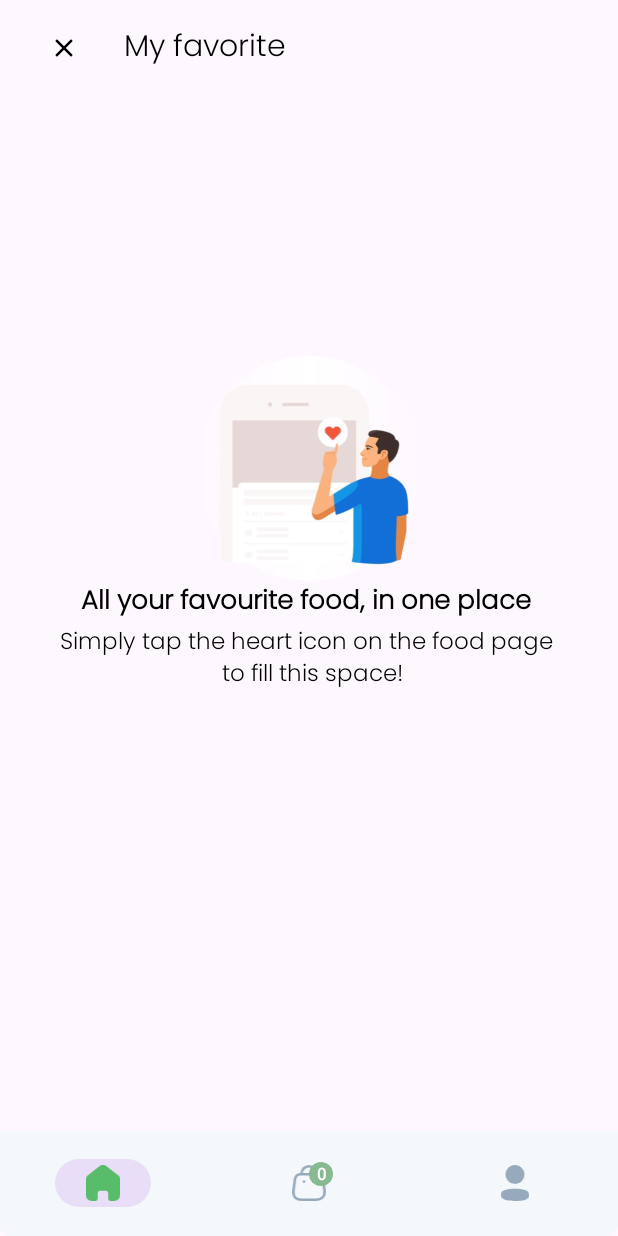
After one commit to DTC172/GrabFood_Clone, an Android app: the FavouriteFragment screen opened through its navigation route, on a phone screen of 412 x 824 dp. The commit adds this screen. Run offline under Robolectric (Android 15) with nearby library versions, the light colour scheme and no system bars; our stand-ins replace Dagger/Hilt's generated code, Firebase (no records; nobody signed in at launch, a user with empty details on screens opened directly), navigation-ui.

Commit message:
+ favourite food

```diff
--- /dev/null
+++ b/app/src/main/java/vn/dtc/project/grabfood/adapters/FavouriteFoodAdapter.kt
@@ -0,0 +1,67 @@
+package vn.dtc.project.grabfood.adapters
+
+import android.view.LayoutInflater
+import android.view.ViewGroup
+import androidx.recyclerview.widget.AsyncListDiffer
+import androidx.recyclerview.widget.DiffUtil
+import androidx.recyclerview.widget.RecyclerView
+import com.bumptech.glide.Glide
+import vn.dtc.project.grabfood.data.FavouriteFood
+import vn.dtc.project.grabfood.data.Food
+import vn.dtc.project.grabfood.databinding.FavouriteItemBinding
+import vn.dtc.project.grabfood.helper.getFoodPrice
+
+class FavouriteFoodAdapter : RecyclerView.Adapter<FavouriteFoodAdapter.FavouriteFoodViewHolder>() {
+
+    inner class FavouriteFoodViewHolder(val binding: FavouriteItemBinding):
+        RecyclerView.ViewHolder(binding.root){
+
+        fun bind(favouriteFood: FavouriteFood){
+            binding.apply {
+                Glide.with(itemView).load(favouriteFood.food.images[0]).into(imageFavouriteFood)
+                tvFoodFavouriteName.text = favouriteFood.food.name
+                val priceAfterPercentage = favouriteFood.food.offerPercentage.getFoodPrice(favouriteFood.food.price)
+                tvFoodFavouritePrice.text =  "$ ${String.format("%.2f", priceAfterPercentage)}"
+            }
+        }
+    }
+
+    private val diffCallback = object : DiffUtil.ItemCallback<FavouriteFood>(){
+        override fun areItemsTheSame(oldItem: FavouriteFood, newItem: FavouriteFood): Boolean {
+            return oldItem.food.id == newItem.food.id
+        }
+
+        override fun areContentsTheSame(oldItem: FavouriteFood, newItem: FavouriteFood): Boolean {
+            return oldItem == newItem
+        }
+
+    }
+    val differ = AsyncListDiffer(this, diffCallback)
+    override fun onCreateViewHolder(parent: ViewGroup, viewType: Int): FavouriteFoodViewHolder {
+        return FavouriteFoodViewHolder(
+            FavouriteItemBinding.inflate(
+                LayoutInflater.from(parent.context), parent, false
+            )
+        )
+
+    }
+
+    override fun getItemCount(): Int {
+        return differ.currentList.size
+    }
+
+    override fun onBindViewHolder(holder: FavouriteFoodViewHolder, position: Int) {
+        val favouriteFood = differ.currentList[position]
+        holder.bind(favouriteFood)
+
+        holder.itemView.setOnClickListener{
+            onFoodClick?.invoke(favouriteFood)
+        }
+        holder.binding.imageMinus.setOnClickListener{
+            onRemoveClick?.invoke(favouriteFood)
+        }
+    }
+
+    var onFoodClick:((FavouriteFood) -> Unit)? = null
+    var onRemoveClick:((FavouriteFood) -> Unit)? = null
+}
--- /dev/null
+++ b/app/src/main/java/vn/dtc/project/grabfood/fragments/profile/FavouriteFragment.kt
@@ -0,0 +1,128 @@
+package vn.dtc.project.grabfood.fragments.profile
+
+import android.app.AlertDialog
+import android.os.Bundle
+import android.view.LayoutInflater
+import android.view.View
+import android.view.ViewGroup
+import android.widget.Toast
+import androidx.fragment.app.Fragment
+import androidx.fragment.app.activityViewModels
+import androidx.lifecycle.lifecycleScope
+import androidx.navigation.fragment.findNavController
+import androidx.recyclerview.widget.LinearLayoutManager
+import androidx.recyclerview.widget.RecyclerView
+import kotlinx.coroutines.flow.collectLatest
+import vn.dtc.project.grabfood.R
+import vn.dtc.project.grabfood.adapters.FavouriteFoodAdapter
+import vn.dtc.project.grabfood.databinding.FragmentFavoriteBinding
+import vn.dtc.project.grabfood.util.Resource
+import vn.dtc.project.grabfood.util.VerticalItemDecoration
+import vn.dtc.project.grabfood.viewmodel.FavouriteViewModel
+
+class FavouriteFragment: Fragment() {
+    private lateinit var binding: FragmentFavoriteBinding
+    private val favouriteFoodAdapter by lazy { FavouriteFoodAdapter() }
+    private val viewModel by activityViewModels<FavouriteViewModel>()
+
+    override fun onCreateView(
+        inflater: LayoutInflater,
+        container: ViewGroup?,
+        savedInstanceState: Bundle?
+    ): View {
+        binding = FragmentFavoriteBinding.inflate(inflater)
+        return binding.root
+    }
+
+    override fun onViewCreated(view: View, savedInstanceState: Bundle?) {
+        super.onViewCreated(view, savedInstanceState)
+
+        setupFavouriteRv()
+
+        //click on food will show detail
+        favouriteFoodAdapter.onFoodClick = {
+            val b = Bundle().apply { putParcelable("food", it.food) }
+            findNavController().navigate(R.id.action_favouriteFragment_to_foodDetailsFragment, b)
+        }
+        //remove
+        favouriteFoodAdapter.onRemoveClick = {
+            viewModel.remove(it)
+        }
+        lifecycleScope.launchWhenStarted {
+            viewModel.deleteDialog.collectLatest {
+                val alertDialog = AlertDialog.Builder(requireContext()).apply {
+                    setTitle("Remove item from your favourite")
+                    setMessage("Do you want to remove item from your favourite food?")
+                    setNegativeButton("Cancel"){dialog,_ ->
+                        dialog.dismiss()
+                    }
+                    setPositiveButton("Remove"){dialog,_ ->
+                        viewModel.removeFavouriteFood(it)
+
+                        dialog.dismiss()
+                    }
+                }
+                alertDialog.create()
+                alertDialog.show()
+            }
+        }
+
+        lifecycleScope.launchWhenStarted {
+            viewModel.favouriteFoodz.collectLatest {
+                when(it){
+                    is Resource.Loading ->{
+                        binding.progressbarFavourite.visibility = View.VISIBLE
+                    }
+                    is Resource.Success ->{
+                        binding.progressbarFavourite.visibility = View.GONE
+                        if (it.data!!.isEmpty()){
+                            showEmptyFavourite()
+                            hideOtherViews()
+                        } else {
+                            hideEmptyFavourite()
+                            showOtherViews()
+                            favouriteFoodAdapter.differ.submitList(it.data)
+                        }
+                    }
+                    is Resource.Error ->{
+                        binding.progressbarFavourite.visibility = View.GONE
+                        Toast.makeText(requireContext(), it.message, Toast.LENGTH_SHORT).show()
+                    }
+                    else -> Unit
+                }
+            }
+        }
+    }
+
+    private fun showOtherViews() {
+        binding.apply {
+            rvAllFavorite.visibility = View.VISIBLE
+        }
+    }
+
+    private fun hideOtherViews() {
+        binding.apply {
+            rvAllFavorite.visibility = View.GONE
+        }
+    }
+
+    private fun hideEmptyFavourite() {
+        binding.apply {
+            layoutFavouriteEmpty.visibility = View.GONE
+        }
+    }
+
+    private fun showEmptyFavourite() {
+        binding.apply {
+            layoutFavouriteEmpty.visibility = View.VISIBLE
+        }
+    }
+
+    private fun setupFavouriteRv() {
+        binding.rvAllFavorite.apply {
+            layoutManager = LinearLayoutManager(requireContext(), RecyclerView.VERTICAL, false)
+            adapter = favouriteFoodAdapter
+            addItemDecoration(VerticalItemDecoration())
+        }
+    }
+}
--- a/app/src/main/java/vn/dtc/project/grabfood/fragments/shopping/ProfileFragment.kt
+++ b/app/src/main/java/vn/dtc/project/grabfood/fragments/shopping/ProfileFragment.kt
@@ -48,6 +48,9 @@
         binding.linearAllOrders.setOnClickListener{
             findNavController().navigate(R.id.action_profileFragment_to_allOrdersFragment)
         }
+        binding.linearFavaurite.setOnClickListener{
+            findNavController().navigate(R.id.action_profileFragment_to_favouriteFragment)
+        }
 
         binding.linearBilling.setOnClickListener{
             val action = ProfileFragmentDirections.actionProfileFragmentToBillingFragment(0f,
--- /dev/null
+++ b/app/src/main/java/vn/dtc/project/grabfood/viewmodel/FavouriteViewModel.kt
@@ -0,0 +1,72 @@
+package vn.dtc.project.grabfood.viewmodel
+
+import androidx.lifecycle.ViewModel
+import androidx.lifecycle.viewModelScope
+import com.google.firebase.auth.FirebaseAuth
+import com.google.firebase.firestore.DocumentSnapshot
+import com.google.firebase.firestore.FirebaseFirestore
+import dagger.hilt.android.lifecycle.HiltViewModel
+import kotlinx.coroutines.flow.MutableSharedFlow
+import kotlinx.coroutines.flow.MutableStateFlow
+import kotlinx.coroutines.flow.asSharedFlow
+import kotlinx.coroutines.flow.asStateFlow
+import kotlinx.coroutines.launch
+import vn.dtc.project.grabfood.data.FavouriteFood
+import vn.dtc.project.grabfood.firebase.FirebaseCommon
+import vn.dtc.project.grabfood.util.Resource
+import javax.inject.Inject
+
+@HiltViewModel
+class FavouriteViewModel @Inject constructor(
+    private val firestore: FirebaseFirestore,
+    private val auth: FirebaseAuth,
+    private val firebaseCommon: FirebaseCommon
+): ViewModel() {
+    private val _favouriteFood = MutableStateFlow<Resource<List<FavouriteFood>>>(Resource.Unspecified())
+    val favouriteFoodz = _favouriteFood.asStateFlow()
+
+    private var favouriteFoodDocuments = emptyList<DocumentSnapshot>()
+
+    private val _deleteDialog = MutableSharedFlow<FavouriteFood>()
+    val deleteDialog = _deleteDialog.asSharedFlow()
+
+    fun removeFavouriteFood(favouriteFood: FavouriteFood) {
+        val index = favouriteFoodz.value.data?.indexOf(favouriteFood)
+        if (index != null && index != -1){
+            val documentId = favouriteFoodDocuments[index].id
+            firestore.collection("user").document(auth.uid!!).collection("favourite")
+                .document(documentId).delete()
+        }
+
+    }
+
+
+
+
+    init {
+        getFavouriteFood()
+    }
+    private fun getFavouriteFood(){
+        viewModelScope.launch { _favouriteFood.emit(Resource.Loading()) }
+        firestore.collection("user").document(auth.uid!!).collection("favourite")
+            .addSnapshotListener { value, error ->
+                if (error != null || value == null){
+                    viewModelScope.launch { _favouriteFood.emit(Resource.Error(error?.message.toString())) }
+                }else{
+                    favouriteFoodDocuments = value.documents
+                    val favouriteFood = value.toObjects(FavouriteFood::class.java)
+                    viewModelScope.launch { _favouriteFood.emit(Resource.Success(favouriteFood)) }
+                }
+            }
+    }
+    fun remove(
+        favouriteFood: FavouriteFood
+    ){
+        val index = favouriteFoodz.value.data?.indexOf(favouriteFood)
+        if (index != null && index != -1){
+            viewModelScope.launch { _deleteDialog.emit(favouriteFood) }
+            return
+        }
+    }
+
+}
--- /dev/null
+++ b/app/src/main/res/layout/fragment_favorite.xml
@@ -0,0 +1,130 @@
+<?xml version="1.0" encoding="utf-8"?>
+<androidx.constraintlayout.widget.ConstraintLayout xmlns:android="http://schemas.android.com/apk/res/android"
+    xmlns:app="http://schemas.android.com/apk/res-auto"
+    xmlns:tools="http://schemas.android.com/tools"
+    android:layout_width="match_parent"
+    android:layout_height="match_parent">
+
+    <androidx.appcompat.widget.Toolbar
+        android:id="@+id/toolbarFavorite"
+        android:layout_width="0dp"
+        android:layout_height="?actionBarSize"
+        app:layout_constraintEnd_toEndOf="@id/guideline2"
+        app:layout_constraintStart_toStartOf="@id/guideline1"
+        app:layout_constraintTop_toTopOf="parent">
+
+        <androidx.constraintlayout.widget.ConstraintLayout
+            android:layout_width="match_parent"
+            android:layout_height="match_parent">
+
+            <ImageView
+                android:id="@+id/imageCloseFavorite"
+                android:layout_width="20dp"
+                android:layout_height="20dp"
+                android:scaleType="centerInside"
+                android:src="@drawable/ic_close"
+                app:layout_constraintBottom_toBottomOf="parent"
+                app:layout_constraintStart_toStartOf="parent"
+                app:layout_constraintTop_toTopOf="parent"
+                app:tint="@color/black" />
+
+            <TextView
+                android:layout_width="wrap_content"
+                android:layout_height="wrap_content"
+                android:layout_marginStart="30dp"
+                android:fontFamily="@font/poppins_light"
+                android:text="My favorite"
+                android:textColor="@color/black"
+                android:textSize="20sp"
+                app:layout_constraintBottom_toBottomOf="parent"
+                app:layout_constraintStart_toEndOf="@id/imageCloseFavorite"
+                app:layout_constraintTop_toTopOf="parent" />
+        </androidx.constraintlayout.widget.ConstraintLayout>
+
+    </androidx.appcompat.widget.Toolbar>
+
+    <androidx.constraintlayout.widget.Guideline
+        android:id="@+id/guideline1"
+        android:layout_width="wrap_content"
+        android:layout_height="wrap_content"
+        android:orientation="vertical"
+        app:layout_constraintGuide_percent="0.04" />
+
+    <androidx.constraintlayout.widget.Guideline
+        android:id="@+id/guideline2"
+        android:layout_width="wrap_content"
+        android:layout_height="wrap_content"
+        android:orientation="vertical"
+        app:layout_constraintGuide_percent="0.96" />
+
+    <androidx.recyclerview.widget.RecyclerView
+        android:id="@+id/rv_all_favorite"
+        android:layout_width="0dp"
+        android:layout_height="wrap_content"
+        android:layout_marginTop="10dp"
+        app:layout_constraintEnd_toStartOf="@+id/guideline2"
+        app:layout_constraintStart_toStartOf="@+id/guideline1"
+        app:layout_constraintTop_toBottomOf="@+id/toolbarFavorite"
+        tools:listitem="@layout/favourite_item" />
+
+    <ProgressBar
+        android:id="@+id/progressbar_favourite"
+        android:layout_width="wrap_content"
+        android:layout_height="wrap_content"
+        android:indeterminateTint="@color/grab_green"
+        android:visibility="gone"
+        app:layout_constraintBottom_toBottomOf="parent"
+        app:layout_constraintEnd_toEndOf="parent"
+        app:layout_constraintStart_toStartOf="parent"
+        app:layout_constraintTop_toTopOf="parent" />
+
+    <androidx.constraintlayout.widget.ConstraintLayout
+        android:id="@+id/layout_favourite_empty"
+        android:layout_width="match_parent"
+        android:layout_height="match_parent"
+        android:visibility="gone">
+
+        <ImageView
+            android:id="@+id/imageEmptyFavourite"
+            android:layout_width="150dp"
+            android:layout_height="150dp"
+            android:layout_marginBottom="130dp"
+            android:background="@drawable/empty_box_background"
+            android:src="@drawable/empty_favourite"
+            app:layout_constraintBottom_toBottomOf="parent"
+            app:layout_constraintEnd_toEndOf="parent"
+            app:layout_constraintStart_toStartOf="parent"
+            app:layout_constraintTop_toTopOf="parent"
+            />
+        <TextView
+            android:id="@+id/tvEmptyF1"
+            android:layout_width="wrap_content"
+            android:layout_height="wrap_content"
+            android:fontFamily="@font/poppins_light"
+            android:gravity="center"
+            android:text="All your favourite food, in one place "
+            android:textStyle="bold"
+            android:textColor="@color/black"
+            android:textSize="17sp"
+            app:layout_constraintTop_toBottomOf="@+id/imageEmptyFavourite"
+            app:layout_constraintStart_toStartOf="@+id/imageEmptyFavourite"
+            app:layout_constraintEnd_toEndOf="@+id/imageEmptyFavourite"/>
+        <TextView
+            android:id="@+id/tvEmptyF2"
+            android:layout_width="wrap_content"
+            android:layout_height="wrap_content"
+            android:fontFamily="@font/poppins_light"
+            android:gravity="center"
+            android:text="Simply tap the heart icon on the food page \n to fill this space!"
+            android:textColor="@color/black"
+            android:textSize="15sp"
+            app:layout_constraintTop_toBottomOf="@+id/tvEmptyF1"
+            app:layout_constraintStart_toStartOf="@+id/imageEmptyFavourite"
+            app:layout_constraintEnd_toEndOf="@+id/imageEmptyFavourite"/>
+
+
+
+    </androidx.constraintlayout.widget.ConstraintLayout>
+
+
+</androidx.constraintlayout.widget.ConstraintLayout>
--- a/app/src/main/res/layout/fragment_main_categories.xml
+++ b/app/src/main/res/layout/fragment_main_categories.xml
@@ -78,7 +78,7 @@
                 android:layout_height="wrap_content"
                 android:layout_marginTop="30dp"
                 android:fontFamily="@font/poppins_thin"
-                android:text="Must try now"
+                android:text="Food you may like"
                 android:textColor="@color/black"
                 android:textSize="22sp"
                 app:layout_constraintStart_toStartOf="@id/rvSpecialDishes"
--- a/app/src/main/res/layout/fragment_profile.xml
+++ b/app/src/main/res/layout/fragment_profile.xml
@@ -303,7 +303,7 @@
                 android:layout_width="wrap_content"
                 android:layout_height="wrap_content"
                 android:layout_marginTop="20dp"
-                android:text="Logout"
+                android:text="Sign out"
                 app:layout_constraintStart_toStartOf="@id/guideline1"
                 app:layout_constraintTop_toBottomOf="@id/linearNotifications" />
 
--- a/app/src/main/res/navigation/shopping_graph.xml
+++ b/app/src/main/res/navigation/shopping_graph.xml
@@ -40,6 +40,9 @@
         <action
             android:id="@+id/action_profileFragment_to_userAccountFragment"
             app:destination="@id/userAccountFragment" />
+        <action
+            android:id="@+id/action_profileFragment_to_favouriteFragment"
+            app:destination="@id/favouriteFragment" />
     </fragment>
     <fragment
         android:id="@+id/foodDetailsFragment"
@@ -99,5 +102,13 @@
         android:id="@+id/userAccountFragment"
         android:name="vn.dtc.project.grabfood.fragments.profile.UserAccountFragment"
         android:label="UserAccountFragment" />
+    <fragment
+        android:id="@+id/favouriteFragment"
+        android:name="vn.dtc.project.grabfood.fragments.profile.FavouriteFragment"
+        android:label="FavouriteFragment" >
+        <action
+            android:id="@+id/action_favouriteFragment_to_foodDetailsFragment"
+            app:destination="@id/foodDetailsFragment" />
+    </fragment>
 
 </navigation>
```
Also changed, not shown: app/src/main/java/vn/dtc/project/grabfood/data/FavouriteFood.kt (added, +7 -0 lines), app/src/main/java/vn/dtc/project/grabfood/firebase/FirebaseCommon.kt (+12 -0 lines), app/src/main/java/vn/dtc/project/grabfood/fragments/shopping/FoodDetailsFragment.kt (+23 -0 lines), app/src/main/java/vn/dtc/project/grabfood/viewmodel/DetailViewModel.kt (+33 -1 lines), app/src/main/res/drawable/ic_favorite.xml (deleted, +0 -13 lines), app/src/main/res/drawable/ic_favourite2.xml (added, +9 -0 lines), app/src/main/res/layout/favourite_item.xml (added, +77 -0 lines), app/src/main/res/layout/fragment_details.xml (+12 -1 lines), app/src/main/res/drawable/empty_favourite.png (added).
